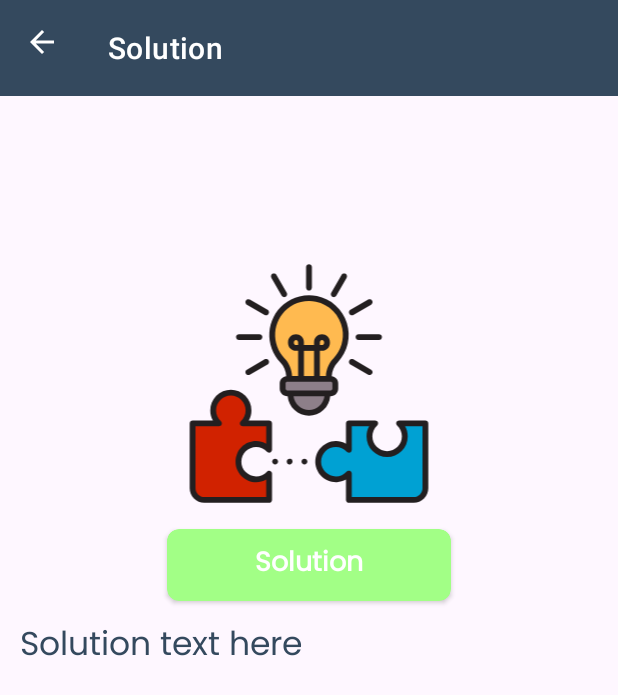
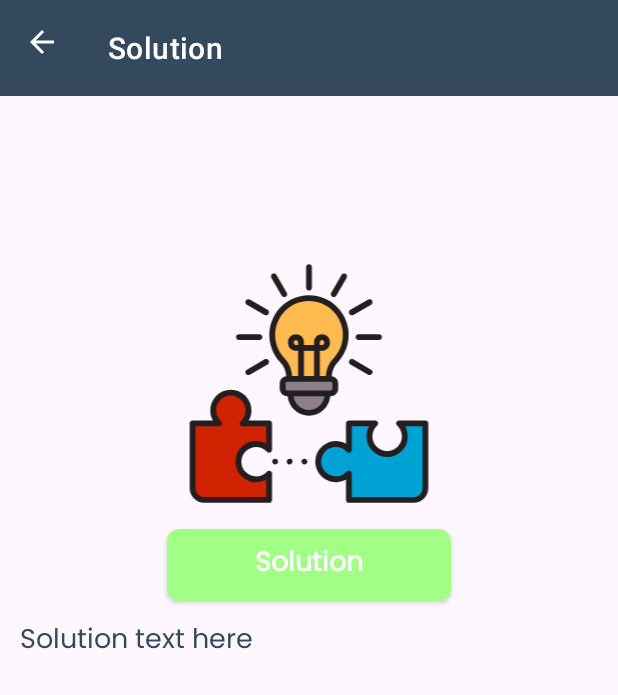
Before and after one commit to IDIR2626/FixIT_Expert_system_mobile_app, an Android app: the layout activity_solution.xml on its own in the app's theme, with its tools: preview values and no code run, on a phone screen of 412 x 824 dp. Shown: the top 695 px of the screen. Run offline under Robolectric (Android 15) with nearby library versions, the phone set to English and light mode, and no system bars.

```diff
--- a/app/src/main/res/layout/activity_solution.xml
+++ b/app/src/main/res/layout/activity_solution.xml
@@ -35,13 +35,13 @@
         app:layout_constraintEnd_toEndOf="parent"
         app:layout_constraintStart_toStartOf="parent"
         app:layout_constraintTop_toBottomOf="@+id/topAppBar"
-        tools:ignore="NotSibling,SpeakableTextPresentCheck">
+        tools:ignore="NotSibling,SpeakableTextPresentCheck"
+        >
 
         <LinearLayout
             android:layout_width="match_parent"
             android:layout_height="match_parent"
             android:orientation="vertical"
-
             >
 
             <ImageView
@@ -77,10 +77,9 @@
                 android:id="@+id/solotion_txt"
                 android:layout_width="match_parent"
                 android:layout_height="match_parent"
-                android:padding="12dp"
+                android:layout_margin="12dp"
                 android:text="Solution text here"
-
-                android:textSize="22sp"
+                android:textSize="18sp"
                 android:textColor="@color/dark_blue"
                 android:fontFamily="@font/poppins"
                 />
```
Also changed, not shown: app/src/main/java/com/example/fixit/SolutionActivity.java (+23 -7 lines).
